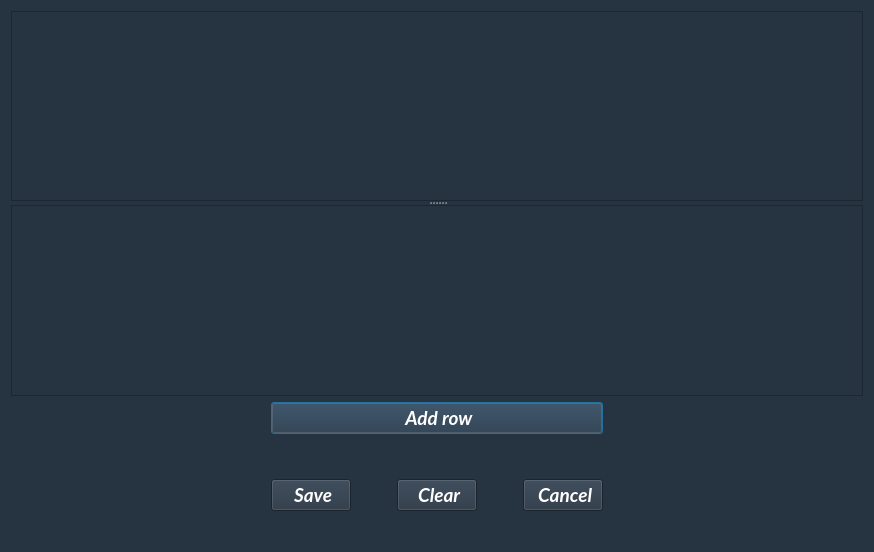
Above: dialoginsertionremi.ui from LouisVraie/dbManagerApp before the change. Below: the same form after it.
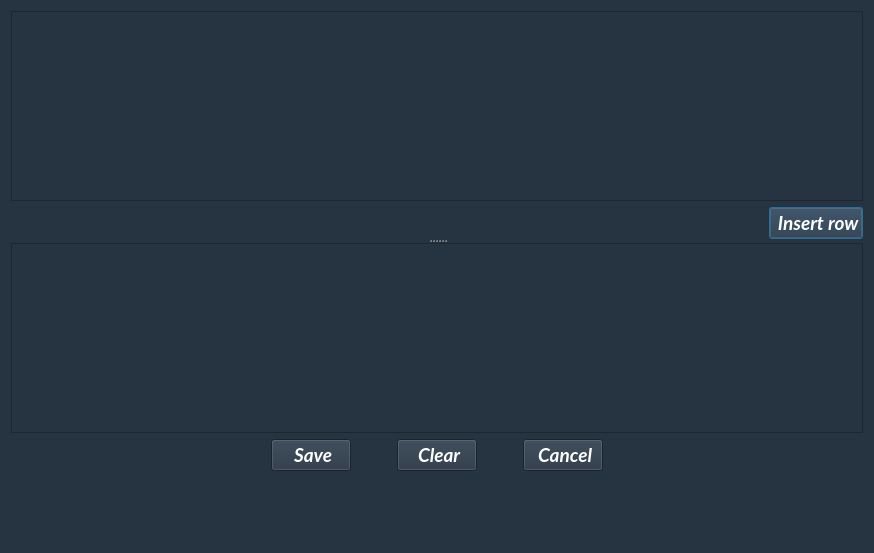
That is the form after the change. Icons and pictures are not drawn.

Patch:
```diff
--- a/dialoginsertionremi.ui
+++ b/dialoginsertionremi.ui
@@ -6,8 +6,8 @@
    <rect>
     <x>0</x>
     <y>0</y>
-    <width>873</width>
-    <height>552</height>
+    <width>870</width>
+    <height>553</height>
    </rect>
   </property>
   <property name="windowTitle">
@@ -21,12 +21,15 @@
    <string notr="true">background-color: rgb(38, 51, 65);
 color: rgb(255, 255, 255);</string>
   </property>
-  <layout class="QVBoxLayout" name="verticalLayout_3">
+  <layout class="QVBoxLayout" name="verticalLayout_4">
    <item>
     <widget class="QSplitter" name="splitter">
      <property name="orientation">
       <enum>Qt::Vertical</enum>
      </property>
+     <widget class="QWidget" name="">
+      <layout class="QVBoxLayout" name="verticalLayout_2">
+       <item>
      <widget class="QTableWidget" name="tableWidgetInsertion">
       <property name="minimumSize">
        <size>
@@ -38,15 +41,11 @@
        <bool>false</bool>
       </attribute>
      </widget>
-     <widget class="QWidget" name="layoutWidget">
-      <layout class="QVBoxLayout" name="verticalLayout_2">
-       <item>
-        <widget class="QTextBrowser" name="textBrowserResultatError"/>
        </item>
        <item>
-        <layout class="QHBoxLayout" name="horizontalLayout_2">
+        <layout class="QHBoxLayout" name="horizontalLayout_3">
          <item>
-          <spacer name="horizontalSpacer_2">
+          <spacer name="horizontalSpacer_5">
            <property name="orientation">
             <enum>Qt::Horizontal</enum>
            </property>
@@ -58,8 +57,6 @@
            </property>
           </spacer>
          </item>
-         <item>
-          <layout class="QVBoxLayout" name="verticalLayout">
            <item>
             <widget class="QPushButton" name="pushButtonAddLigne">
              <property name="font">
@@ -72,7 +69,7 @@
               </font>
              </property>
              <property name="text">
-              <string> Add row</string>
+            <string> Insert row</string>
              </property>
              <property name="icon">
               <iconset resource="images.qrc">
@@ -86,19 +83,32 @@
              </property>
             </widget>
            </item>
+        </layout>
+       </item>
+      </layout>
+     </widget>
+     <widget class="QWidget" name="">
+      <layout class="QVBoxLayout" name="verticalLayout_3">
            <item>
-            <spacer name="verticalSpacer">
+        <widget class="QTextBrowser" name="textBrowserResultatError"/>
+       </item>
+       <item>
+        <layout class="QHBoxLayout" name="horizontalLayout_2">
+         <item>
+          <spacer name="horizontalSpacer_2">
              <property name="orientation">
-              <enum>Qt::Vertical</enum>
+            <enum>Qt::Horizontal</enum>
              </property>
              <property name="sizeHint" stdset="0">
               <size>
-               <width>20</width>
-               <height>40</height>
+             <width>40</width>
+             <height>20</height>
               </size>
              </property>
             </spacer>
            </item>
+         <item>
+          <layout class="QVBoxLayout" name="verticalLayout">
            <item>
             <layout class="QHBoxLayout" name="horizontalLayout">
              <item>
```
Lines whose indentation alone changed are shown as unchanged.
